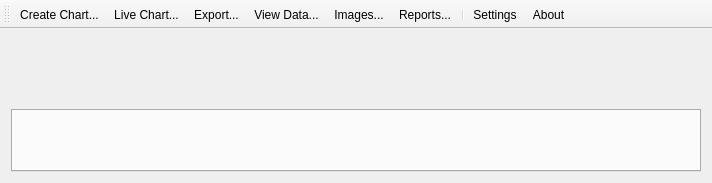
This is desktop/mainwindow.ui in davidrg/zxweather as Qt 5 draws it before an edit. The edited form follows.
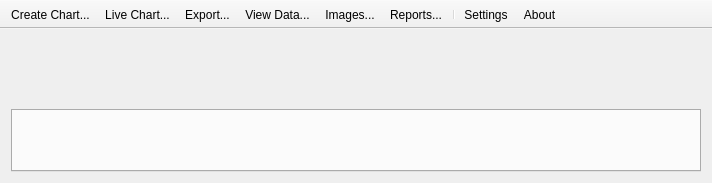
This is the edited form. Icons and pictures are not drawn. Custom widgets are drawn as their Qt base class.

Commit message: Disable context menu for the main window toolbar and prevent it from being used. This is because once its turned off there is no way to turn it back on and once its been undocked there is no way to re-dock it.

Diff of the .ui file:
```diff
--- a/desktop/mainwindow.ui
+++ b/desktop/mainwindow.ui
@@ -143,6 +143,9 @@
    <property name="windowTitle">
     <string>Toolbar</string>
    </property>
+   <property name="movable">
+    <bool>false</bool>
+   </property>
    <property name="iconSize">
     <size>
      <width>16</width>
```
The commit also changes 1 other file.
